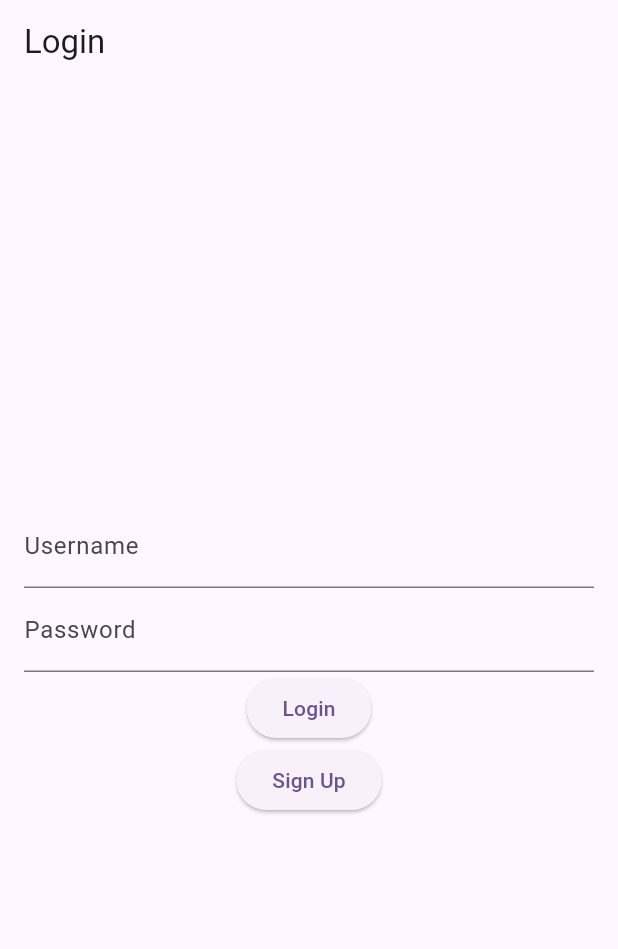
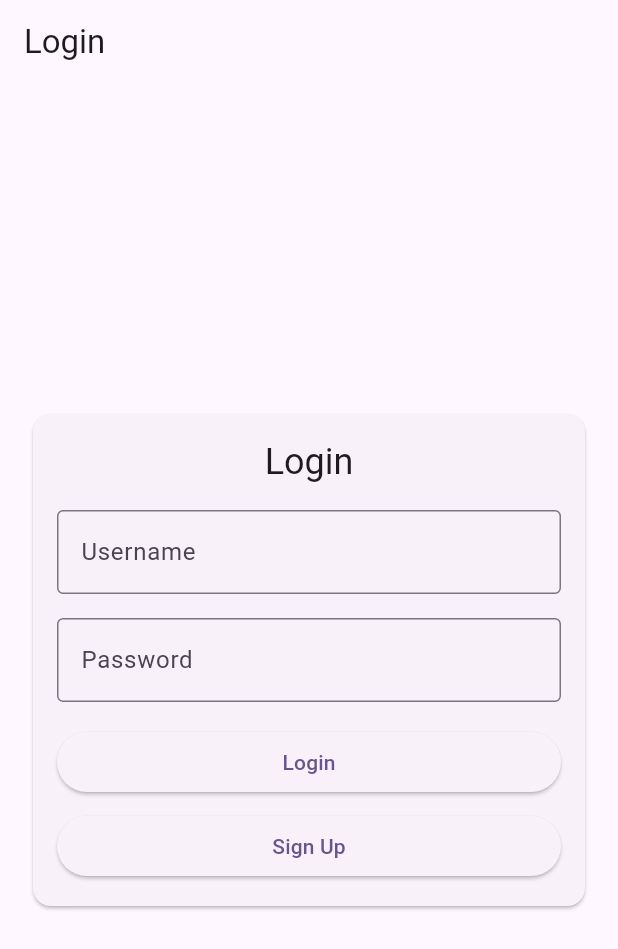
Before and after one commit to Mampuru/feedback-system, a Flutter app: the screen it shows after launch, on a phone screen of 412 x 824 dp. Shown: the top 949 px of the screen. Run offline on Flutter 3.47's test engine with Material 3 defaults, Android fonts, the phone set to English and light mode, and no system bars; our stand-ins replace shared_preferences.

Commit message:
Fixed the layout on the login view

```diff
--- a/feedback_frontend/lib/views/login_view.dart
+++ b/feedback_frontend/lib/views/login_view.dart
@@ -1,7 +1,6 @@
+import 'package:flutter/material.dart';
 import 'package:feedback_frontend/views/feedback_view.dart';
 import 'package:feedback_frontend/views/signup_view.dart';
-import 'package:flutter/material.dart';
-import 'package:shared_preferences/shared_preferences.dart';
 import '../api/api_service.dart';
 
 class LoginScreen extends StatefulWidget {
@@ -19,21 +18,43 @@ class _LoginScreenState extends State<LoginScreen> {
   @override
   Widget build(BuildContext context) {
     return Scaffold(
-      appBar: AppBar(title: const Text('Login')),
-      body: Padding(
+      appBar: AppBar(
+        title: const Text('Login'),
+      ),
+      body: Center(
+        child: SizedBox(
+          width: 400.0, // Fixed width for the Card
+          child: Card(
+            margin: const EdgeInsets.all(16.0),
+            child: Padding(
               padding: const EdgeInsets.all(16.0),
               child: Column(
-          mainAxisAlignment: MainAxisAlignment.center,
+                mainAxisSize: MainAxisSize.min,
+                crossAxisAlignment: CrossAxisAlignment.stretch,
                 children: [
+                  Text(
+                    'Login',
+                    style: Theme.of(context).textTheme.headlineSmall,
+                    textAlign: TextAlign.center,
+                  ),
+                  const SizedBox(height: 16.0),
                   TextField(
                     controller: _usernameController,
-              decoration: const InputDecoration(labelText: 'Username'),
+                    decoration: const InputDecoration(
+                      labelText: 'Username',
+                      border: OutlineInputBorder(),
                     ),
+                  ),
+                  const SizedBox(height: 16.0),
                   TextField(
                     controller: _passwordController,
-              decoration: const InputDecoration(labelText: 'Password'),
+                    decoration: const InputDecoration(
+                      labelText: 'Password',
+                      border: OutlineInputBorder(),
+                    ),
                     obscureText: true,
                   ),
+                  const SizedBox(height: 16.0),
                   ElevatedButton(
                     onPressed: () async {
                       // try {
@@ -50,20 +71,27 @@ class _LoginScreenState extends State<LoginScreen> {
                       //     const SnackBar(content: Text('Login failed')),
                       //   );
                       // }
-                Navigator.of(context).push(MaterialPageRoute(builder: (context) => const FeedbackView()));
-
+                      Navigator.of(context).push(
+                        MaterialPageRoute(builder: (context) => const FeedbackView()),
+                      );
                     },
                     child: const Text('Login'),
                   ),
+                  const SizedBox(height: 8.0),
                   ElevatedButton(
                     onPressed: () async {
-                Navigator.of(context).push(MaterialPageRoute(builder: (context) => const SignUpView()));
+                      Navigator.of(context).push(
+                        MaterialPageRoute(builder: (context) => const SignUpView()),
+                      );
                     },
                     child: const Text('Sign Up'),
                   ),
                 ],
               ),
             ),
+          ),
+        ),
+      ),
     );
   }
 }
```
Lines whose indentation alone changed are shown as unchanged.
